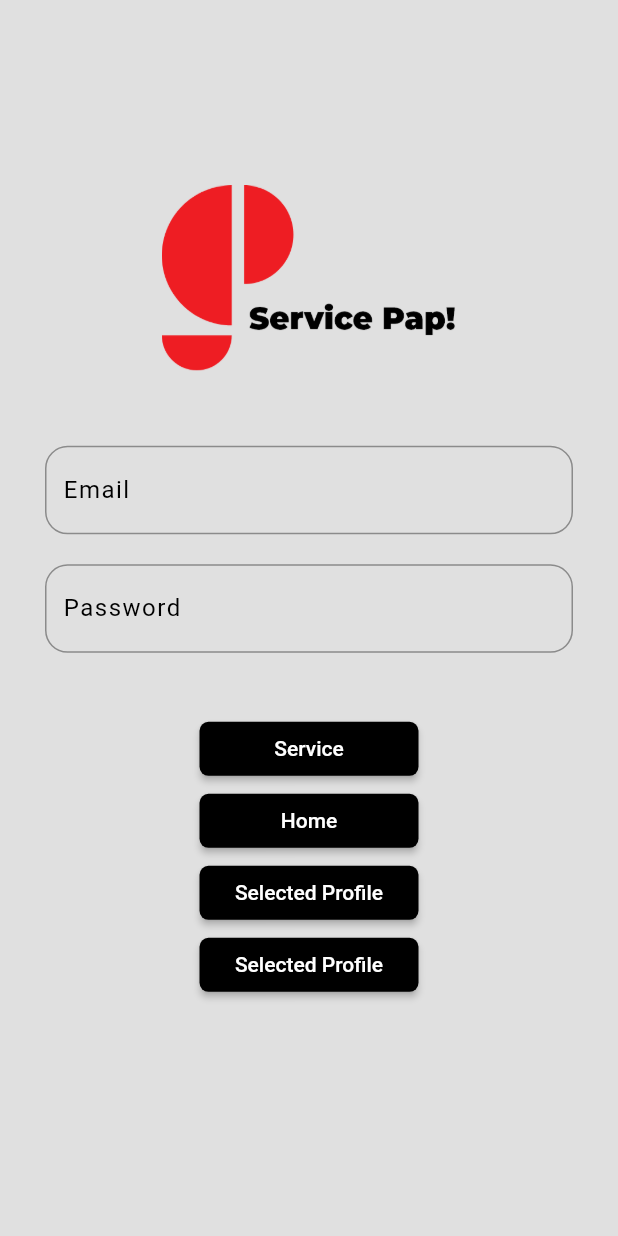
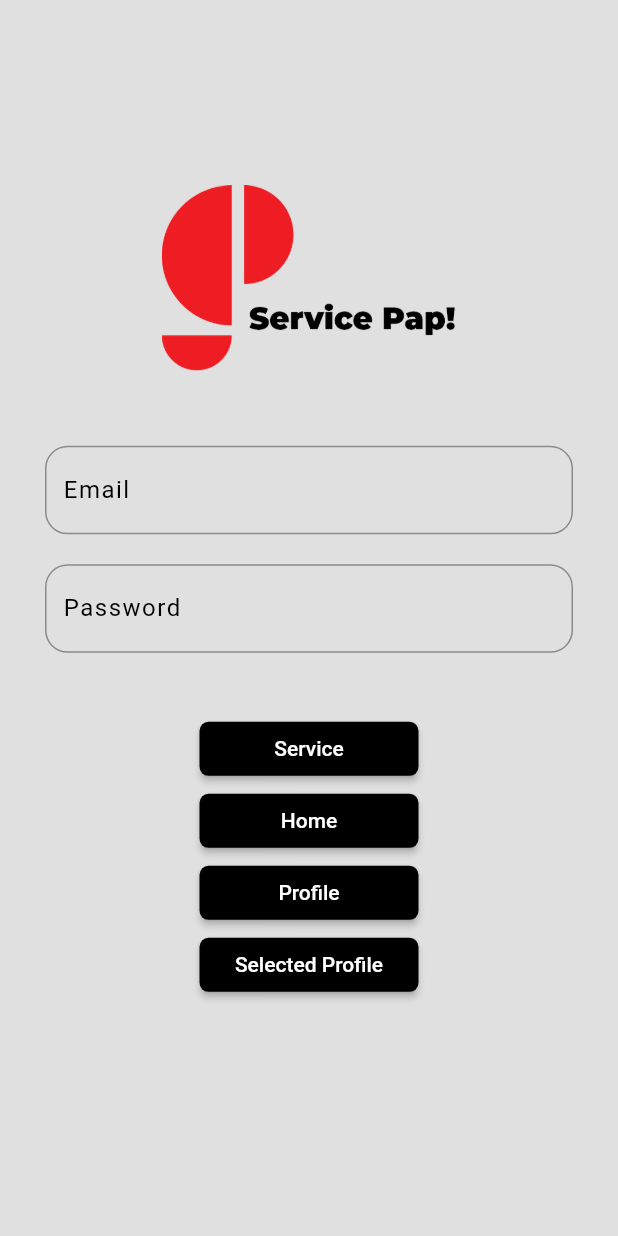
Before and after one commit to mohngina/bmi-calculator-flutter, a Flutter app: the screen it shows after launch, on a phone screen of 412 x 824 dp. Run offline on Flutter 3.47's test engine with Material 2 defaults, Android fonts, the phone set to English and light mode, and no system bars; our stand-ins replace google_maps_flutter, material_design_icons_flutter.

```diff
--- a/lib/screens/login/login.dart
+++ b/lib/screens/login/login.dart
@@ -52,9 +52,9 @@ class _LoginScreenState extends State<LoginScreen> {
             ),
             CustomButton(
               size: size,
-              label: 'Selected Profile',
+              label: 'Profile',
               onPress: () {
-                Navigator.pushNamed(context, 'selected_profile');
+                Navigator.pushNamed(context, 'profile');
               },
             ),
             CustomButton(
--- a/pubspec.yaml
+++ b/pubspec.yaml
@@ -29,7 +29,7 @@ dependencies:
   cupertino_icons: ^0.1.3
   material_design_icons_flutter: ^4.0.5345
   google_maps_flutter: ^0.5.29
-  material_design_icons_flutter: ^4.0.5345
+
 
 dev_dependencies:
   flutter_test:
```
Also changed, not shown: lib/widgets/reusable_card.dart (+0 -8 lines), pubspec.lock.
